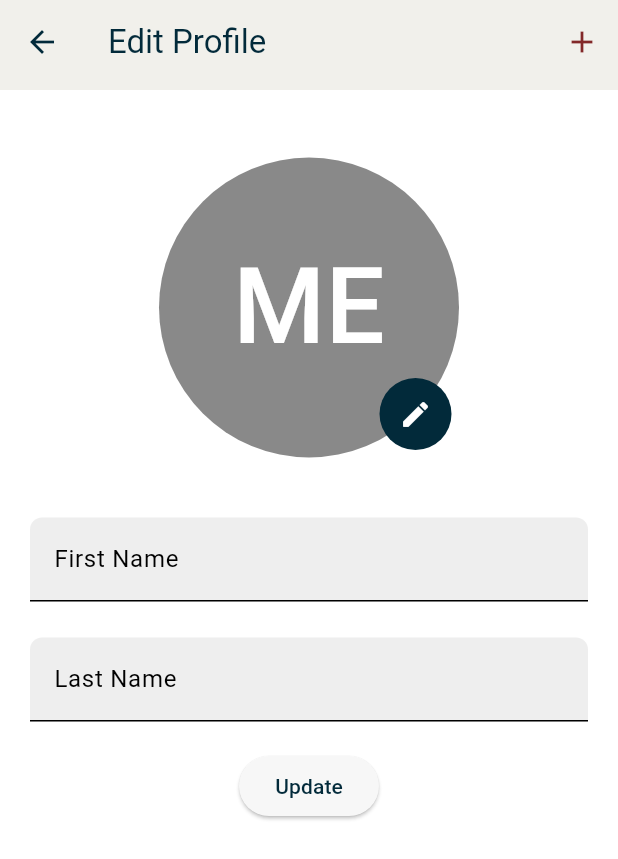
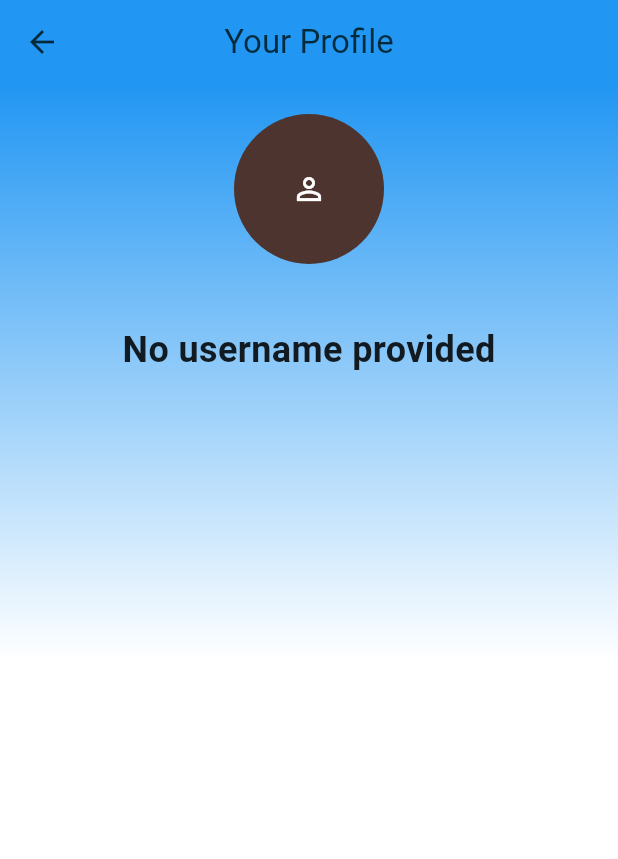
Before and after one commit to leoQuin3/flutter-fortune-teller, a Flutter app: the WidgetPrimaryScaffold screen opened by its route, in the side drawer, after a tap on "Profile", on a phone screen of 412 x 824 dp. Shown: the top 859 px of the screen. Run offline on Flutter 3.47's test engine with Material 3 defaults, Android fonts, the phone set to English and light mode, and no system bars; our stand-ins replace cloud_firestore, firebase_auth, firebase_core, firebase_storage, flutter_riverpod, flutter_secure_storage and 8 more; accounts and stored records are empty; generated files the repository leaves out were written again; network calls fail.

Commit message:
Created Profile Page and Bottom Nav Bar. Edited widget_primary_scaffold.dart.
Co-authored-by: JamesFurdui <JamesFurdui@users.noreply.github.com>

```diff
--- a/lib/main.dart
+++ b/lib/main.dart
@@ -22,7 +22,7 @@ import 'screens/general/screen_alternate.dart';
 import 'screens/general/screen_home.dart';
 import 'widgets/navigation/widget_primary_scaffold.dart';
 import 'screens/auth/screen_login_validation.dart';
-import 'screens/settings/screen_profile_edit.dart';
+// import 'screens/settings/screen_profile_edit.dart';
 import 'providers/provider_user_profile.dart';
 import 'screens/settings/screen_settings.dart';
 import 'providers/provider_auth.dart';
@@ -30,6 +30,9 @@ import 'providers/provider_tts.dart';
 import 'util/file/util_file.dart';
 import 'firebase_options.dart';
 import 'theme/theme.dart';
+
+// Custom file imports
+import 'package:csc322_starter_app/screens/general/profile_page.dart';
 
 //////////////////////////////////////////////////////////////////////////
 // Providers
@@ -96,27 +99,34 @@ class _MyAppState extends State<MyApp> {
   final GoRouter _router = GoRouter(
     initialLocation: ScreenLoginValidation.routeName,
     routes: [
+      // Login
       GoRoute(
         path: ScreenLoginValidation.routeName,
         builder: (context, state) => const ScreenLoginValidation(),
       ),
+      // Settings
       GoRoute(
         path: ScreenSettings.routeName,
         builder: (context, state) => ScreenSettings(),
       ),
+      // Profile Page
       GoRoute(
-        path: ScreenProfileEdit.routeName,
-        builder: (context, state) => const ScreenProfileEdit(),
+        path: ProfilePage.routeName,
+        builder: (context, state) => const ProfilePage(),
       ),
+      // Main Scaffold
       GoRoute(
         path: WidgetPrimaryScaffold.routeName,
         builder: (BuildContext context, GoRouterState state) =>
             const WidgetPrimaryScaffold(),
       ),
+      // Main Screen
       GoRoute(
         path: ScreenHome.routeName,
         builder: (BuildContext context, GoRouterState state) => ScreenHome(),
       ),
+      // Saved Fortunes
+      // TODO: Create Saved Fortunes screen and put them here.
       GoRoute(
         path: ScreenAlternate.routeName,
         builder: (BuildContext context, GoRouterState state) =>
--- a/lib/screens/general/profile_page.dart
+++ b/lib/screens/general/profile_page.dart
@@ -1,3 +1,144 @@
-//import 'package:flutter/material.dart';
+import 'dart:typed_data';
+import 'package:csc322_starter_app/screens/general/screen_home.dart';
+import 'package:csc322_starter_app/widgets/general/bottom_nav_bar.dart';
+import 'package:firebase_storage/firebase_storage.dart';
+import 'package:flutter/material.dart';
+import 'package:image_picker/image_picker.dart';
+import 'package:firebase_auth/firebase_auth.dart';
 
-//class ProfilePage extends StatelessWidget {}
+class ProfilePage extends StatefulWidget {
+  const ProfilePage({super.key});
+
+  // URL for this widget
+  static const routeName = '/profilePageEdit';
+
+  @override
+  State<ProfilePage> createState() => _ProfilePageState();
+}
+
+class _ProfilePageState extends State<ProfilePage> {
+  Uint8List? pickedImage;
+  String? userEmail;
+  String? username; // Store the username here
+
+  @override
+  void initState() {
+    super.initState();
+    final user = FirebaseAuth.instance.currentUser;
+    setState(() {
+      userEmail = user?.email;
+    });
+  }
+
+  // Profile image picker function
+  Future<void> onProfileTapped() async {
+    final ImagePicker picker = ImagePicker();
+    final XFile? image = await picker.pickImage(source: ImageSource.gallery);
+    if (image == null) return;
+
+    final storageRef = FirebaseStorage.instance.ref();
+    final imageRef = storageRef.child("user_1.jpg");
+    final imageBytes = await image.readAsBytes();
+
+    // Save image data locally
+    setState(() {
+      pickedImage = imageBytes;
+    });
+
+    // Upload to Firebase
+    await imageRef.putData(imageBytes);
+  }
+
+  @override
+  Widget build(BuildContext context) {
+    return Scaffold(
+      appBar: AppBar(
+        title: const Text('Your Profile'),
+        centerTitle: true,
+        backgroundColor: Colors.blue,
+
+        // Return to previous page
+        actions: [],
+      ),
+      body: Container(
+        decoration: const BoxDecoration(
+          gradient: LinearGradient(
+            begin: Alignment.topCenter,
+            end: Alignment.center,
+            colors: <Color>[
+              Colors.blue,
+              Colors.white,
+            ],
+          ),
+        ),
+        child: ListView(
+          children: [
+            const Padding(padding: EdgeInsets.only(top: 20)),
+            Center(
+              child: Column(
+                mainAxisSize: MainAxisSize.min,
+                children: [
+                  /////////////////////
+                  ///Set up a gesture detector which would allow us to see if
+                  ///the user clicked on the profile picture screen
+                  ////////////////////
+                  GestureDetector(
+                    onTap: onProfileTapped,
+                    //TODO: Turn this into a stack and add a smaller circle bottom left of circleAvatar to show that users can add picture
+
+                    child: CircleAvatar(
+                      radius: 50,
+                      backgroundColor: Colors.brown.shade800,
+                      backgroundImage: pickedImage != null
+                          ? MemoryImage(pickedImage!)
+                          : null,
+                      child: pickedImage == null
+                          ? const Icon(Icons.person_outline)
+                          : null,
+                    ),
+                  ),
+                  const SizedBox(height: 40),
+                  // Display the entered username or "No username" if none entered
+                  Text(
+                    username ??
+                        'No username provided', // Show username or placeholder
+                    style: TextStyle(fontSize: 24, fontWeight: FontWeight.bold),
+                  ),
+                  const SizedBox(height: 20),
+                  // Display the email (if available) from FirebaseAuth
+                  Text(
+                    userEmail ?? 'No email found',
+                    style: const TextStyle(fontSize: 16, color: Colors.grey),
+                  ),
+                ],
+              ),
+            ),
+          ],
+        ),
+      ),
+
+      /////////////////////
+      ///This will control the bottom navigation bar and allows
+      ///switching between main and profile screen.
+      ///
+      ///There is a BottomNavBar.dart which holds the syntax for setting up
+      ///the navigation bar.
+      ///
+      ///This Navigation is copied into the MainScreen file with the indexes being
+      ///reversed.
+      /////////////////////
+      //   bottomNavigationBar: BottomNavBar(
+      //     currentIndex: 1,
+      //     onTap: (index) {
+      //       if (index == 0) {
+      //         Navigator.pushReplacement(
+      //           context,
+      //           // TODO: Connect ScreenHome here, then figure how to integrate into GoRouter in main.dart.
+      //           MaterialPageRoute(builder: (context) => ScreenHome()),
+      //         );
+      //       }
+      //     },
+      //   ),
+    );
+  }
+}
--- a/lib/screens/general/screen_home.dart
+++ b/lib/screens/general/screen_home.dart
@@ -12,16 +12,20 @@
 
 // Flutter imports
 import 'dart:async';
+import 'dart:math';
 
 // Flutter external package imports
 import 'package:font_awesome_flutter/font_awesome_flutter.dart';
 import 'package:flutter_riverpod/flutter_riverpod.dart';
 import 'package:flutter/material.dart';
 import 'package:google_generative_ai/google_generative_ai.dart';
-import 'package:http/http.dart' as http;
 
 // App relative file imports
 import '../../util/message_display/snackbar.dart';
+
+// Custom file imports
+import 'package:csc322_starter_app/screens/general/profile_page.dart';
+import 'package:csc322_starter_app/widgets/general/bottom_nav_bar.dart';
 
 //////////////////////////////////////////////////////////////////////////
 // StateFUL widget which manages state. Simply initializes the state object.
@@ -99,7 +103,7 @@ class _ScreenHomeState extends ConsumerState<ScreenHome> {
 
     // Define model
     model = GenerativeModel(
-      model: 'gemini-1.5-flash',
+      model: 'gemini-1.5-pro',
       apiKey: GEMINI_API_KEY,
       generationConfig: GenerationConfig(
         temperature: 2,
--- /dev/null
+++ b/lib/widgets/general/bottom_nav_bar.dart
@@ -0,0 +1,30 @@
+import 'package:flutter/material.dart';
+
+// *****************************************
+// Bottom Navigation bar (James)
+// *****************************************
+class BottomNavBar extends StatelessWidget {
+  final int currentIndex;
+  final Function(int) onTap;
+
+  const BottomNavBar({
+    super.key,
+    required this.currentIndex,
+    required this.onTap,
+  });
+
+  @override
+  Widget build(BuildContext context) {
+    return BottomNavigationBar(
+        currentIndex: currentIndex,
+        onTap: onTap,
+        items: const <BottomNavigationBarItem>[
+          BottomNavigationBarItem(
+              icon: Icon(Icons.home), label: 'Fortune Teller'),
+          BottomNavigationBarItem(
+            icon: Icon(Icons.account_circle),
+            label: 'Saved Fortunes',
+          ),
+        ]);
+  }
+}
--- a/lib/widgets/navigation/widget_app_drawer.dart
+++ b/lib/widgets/navigation/widget_app_drawer.dart
@@ -22,6 +22,9 @@ import '../general/widget_profile_avatar.dart';
 import '../../providers/provider_auth.dart';
 import '../../main.dart';
 
+// Custom file imports
+import 'package:csc322_starter_app/screens/general/profile_page.dart';
+
 enum BottomNavSelection { HOME_SCREEN, ALTERNATE_SCREEN }
 
 //////////////////////////////////////////////////////////////////
@@ -39,7 +42,8 @@ class WidgetAppDrawer extends StatelessWidget {
       child: Consumer(
         builder: (BuildContext context, WidgetRef ref, Widget? child) {
           final ProviderAuth _providerAuth = ref.watch(providerAuth);
-          final ProviderUserProfile _providerUserProfile = ref.watch(providerUserProfile);
+          final ProviderUserProfile _providerUserProfile =
+              ref.watch(providerUserProfile);
 
           return Column(
             children: <Widget>[
@@ -60,12 +64,12 @@ class WidgetAppDrawer extends StatelessWidget {
                 automaticallyImplyLeading: false,
               ),
               // Divider(),
-              ListTile(
-                leading: Icon(Icons.home),
-                title: Text('Home'),
-                onTap: () {},
-              ),
-              Divider(),
+              // ListTile(
+              //   leading: Icon(Icons.home),
+              //   title: Text('Home'),
+              //   onTap: () {},
+              // ),
+              // Divider(),
               ListTile(
                 leading: Icon(Icons.spatial_audio_off),
                 title: Text('Voice Settings'),
@@ -81,7 +85,7 @@ class WidgetAppDrawer extends StatelessWidget {
                 onTap: () {
                   // Close the drawer
                   Navigator.of(context).pop();
-                  context.push(ScreenProfileEdit.routeName);
+                  context.push(ProfilePage.routeName); // Go to Profile Page
                 },
               ),
               Divider(),
--- a/lib/widgets/navigation/widget_primary_scaffold.dart
+++ b/lib/widgets/navigation/widget_primary_scaffold.dart
@@ -23,15 +23,18 @@ import 'widget_primary_app_bar.dart';
 import 'widget_app_drawer.dart';
 import '../../main.dart';
 
+// Custom file imports
+import 'package:csc322_starter_app/widgets/general/bottom_nav_bar.dart';
+
+
 //////////////////////////////////////////////////////////////////////////
 // Localized provider for the current tab index
 //////////////////////////////////////////////////////////////////////////
 final providerPrimaryBottomNavTabIndex = StateProvider<int>((ref) => 0);
 
-//////////////////////////////////////////////////////////////////////////
-// StateFUL widget which manages state. Simply initializes the
-// state object.
-//////////////////////////////////////////////////////////////////////////
+// **********************************************************
+// Main scaffold that holds everything together
+// **********************************************************
 class WidgetPrimaryScaffold extends ConsumerStatefulWidget {
   static const routeName = "/home";
 
@@ -39,7 +42,8 @@ class WidgetPrimaryScaffold extends ConsumerStatefulWidget {
 
   @override
   // ignore: library_private_types_in_public_api
-  ConsumerState<WidgetPrimaryScaffold> createState() => _WidgetPrimaryScaffoldState();
+  ConsumerState<WidgetPrimaryScaffold> createState() =>
+      _WidgetPrimaryScaffoldState();
 }
 
 //////////////////////////////////////////////////////////////////////////
@@ -175,25 +179,25 @@ class _WidgetPrimaryScaffoldState extends ConsumerState<WidgetPrimaryScaffold> {
         actionButtons: _getAppBarActions(currentTabIndex),
         title: _getAppBarTitle(currentTabIndex),
       ),
+
+      // *************************
+      // Drawer with settings
+      // *************************
       drawer: WidgetAppDrawer(),
+
+      // ********************************************
+      // Main content (Home screen, Alternate screen)
+      // ********************************************
       body: _getScreenToDisplay(currentTabIndex),
-      bottomNavigationBar: BottomNavigationBar(
+
+      // **************************************
+      // Bottom navigator bar
+      // **************************************
+      bottomNavigationBar: BottomNavBar(
         currentIndex: currentTabIndex,
         onTap: (index) {
           ref.read(providerPrimaryBottomNavTabIndex.notifier).state = index;
         },
-        items: [
-          BottomNavigationBarItem(
-            label: "Home",
-            activeIcon: Icon(FontAwesomeIcons.house),
-            icon: Icon(FontAwesomeIcons.house),
-          ),
-          BottomNavigationBarItem(
-            label: "Alternate",
-            activeIcon: Icon(FontAwesomeIcons.building),
-            icon: Icon(FontAwesomeIcons.building),
-          ),
-        ],
       ),
     );
   }
```
Also changed, not shown: lib/screens/auth/screen_login_validation.dart (+12 -5 lines).
